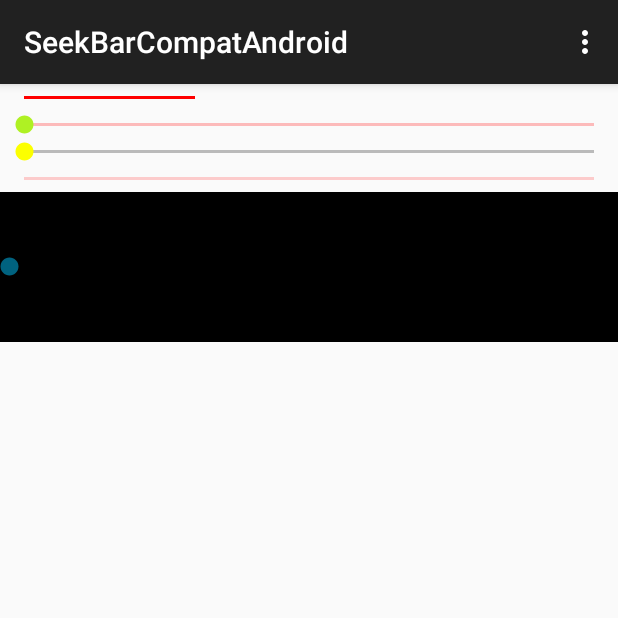
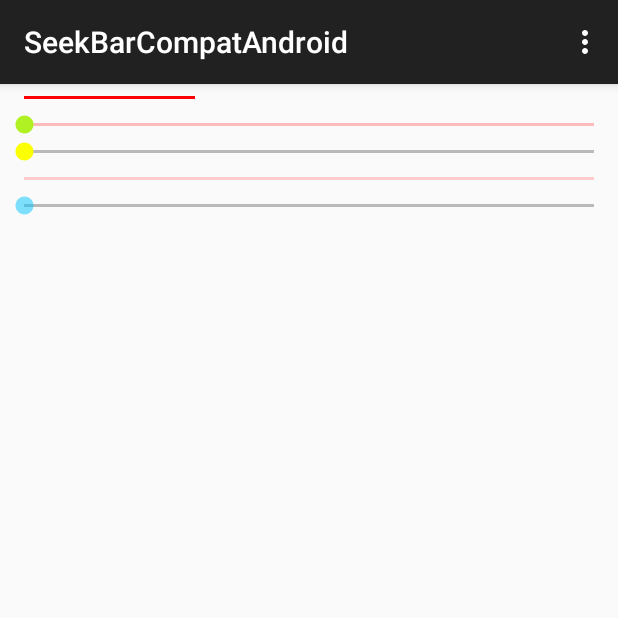
Before and after one commit to ahmedrizwan/SeekBarCompat, an Android app: the screen it shows after launch (MainActivity), on a phone screen of 412 x 824 dp, the top half of it. Run offline under Robolectric (Android 15) with nearby library versions, the phone set to English and light mode, and no system bars.

Commit message:
Surround getDrawable method call in try catch

```diff
--- a/app/src/main/res/layout/activity_main.xml
+++ b/app/src/main/res/layout/activity_main.xml
@@ -1,11 +1,13 @@
-<LinearLayout android:id="@+id/container"
+<LinearLayout
     xmlns:android="http://schemas.android.com/apk/res/android"
     xmlns:app="http://schemas.android.com/apk/res-auto"
     xmlns:tools="http://schemas.android.com/tools"
+    android:id="@+id/container"
     android:layout_width="match_parent"
     android:layout_height="match_parent"
     android:orientation="vertical"
-              tools:context=".MainActivity">
+    tools:context=".MainActivity"
+    >
 
   <app.minimize.com.seek_bar_compat.SeekBarCompat
       android:id="@+id/materialSeekBar"
@@ -13,7 +15,8 @@
       android:layout_height="wrap_content"
       android:maxHeight="300sp"
       app:progressColor="#AFF123"
-        app:thumbColor="#FF4444"/>
+      app:thumbColor="#FF4444"
+      />
 
 
   <app.minimize.com.seek_bar_compat.SeekBarCompat
@@ -38,26 +41,26 @@
       android:layout_width="match_parent"
       android:layout_height="wrap_content"
       android:maxHeight="300sp"
+      app:progressBackgroundColor="#FF44"
+      app:progressColor="#11ff69"
       app:thumbAlpha="0"
-        app:progressColor="#11ff69"
-        app:progressBackgroundColor="#FF44"
       app:thumbColor="#00c4ff"
       />
 
   <app.minimize.com.seek_bar_compat.SeekBarCompat
       android:layout_width="match_parent"
-        android:layout_height="100sp"
-        android:background="@android:color/black"
+      android:layout_height="wrap_content"
       android:maxHeight="300sp"
-        android:padding="6dp"
+      app:progressBackgroundColor="@android:color/black"
+      app:progressColor="@android:color/black"
       app:thumbAlpha="0.5"
-        app:progressBackgroundColor="@android:color/transparent"
-        app:progressColor="#11ff69"
       app:thumbColor="#00c4ff"
       />
 
-    <SeekBar android:id="@+id/normalSeekbar"
+  <SeekBar
+      android:id="@+id/normalSeekbar"
       android:layout_width="match_parent"
       android:layout_height="wrap_content"
-             android:alpha="0"/>
+      android:alpha="0"
+      />
 </LinearLayout>
--- a/seekbar-compat/src/main/java/app/minimize/com/seek_bar_compat/SeekBarCompat.java
+++ b/seekbar-compat/src/main/java/app/minimize/com/seek_bar_compat/SeekBarCompat.java
@@ -157,6 +157,7 @@ public class SeekBarCompat extends SeekBar implements View.OnTouchListener {
      * Method called from APIs below 21 to setup Progress Color
      */
     private void setupProgressColor() {
+        try {
             //load up the drawable and apply color
             LayerDrawable ld = (LayerDrawable) getProgressDrawable();
             ScaleDrawable shape = (ScaleDrawable) (ld.findDrawableByLayerId(android.R.id.progress));
@@ -165,6 +166,9 @@ public class SeekBarCompat extends SeekBar implements View.OnTouchListener {
             //set the background to transparent
             NinePatchDrawable ninePatchDrawable = (NinePatchDrawable) (ld.findDrawableByLayerId(android.R.id.background));
             ninePatchDrawable.setColorFilter(Color.TRANSPARENT, PorterDuff.Mode.SRC_IN);
+        } catch (NullPointerException e) {
+            //TODO: Handle exception
+        }
     }
 
     /***
```
Also changed, not shown: 2 other files. Lines whose indentation alone changed are shown as unchanged.
